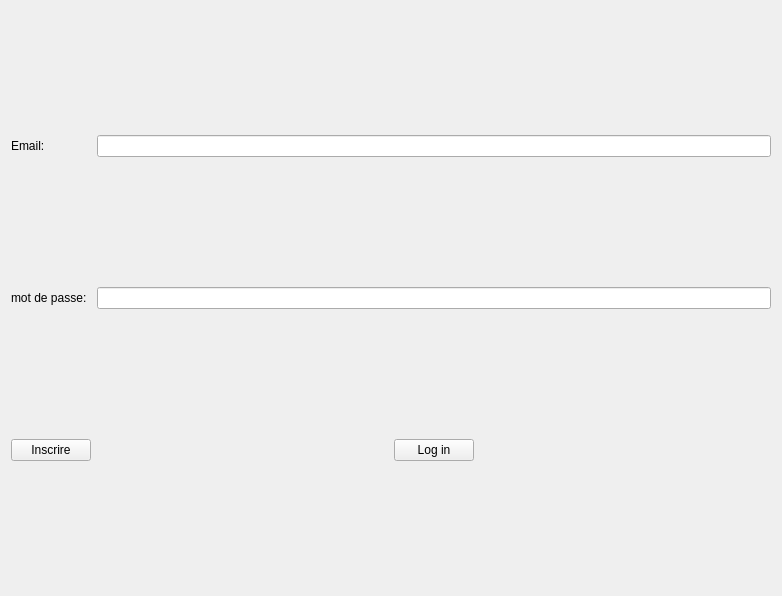
The window that IG/utilisateurIG/utilisateurPanel/connecterig.ui (4mbroise/goodBasket) describes before a commit, drawn with Qt 5.
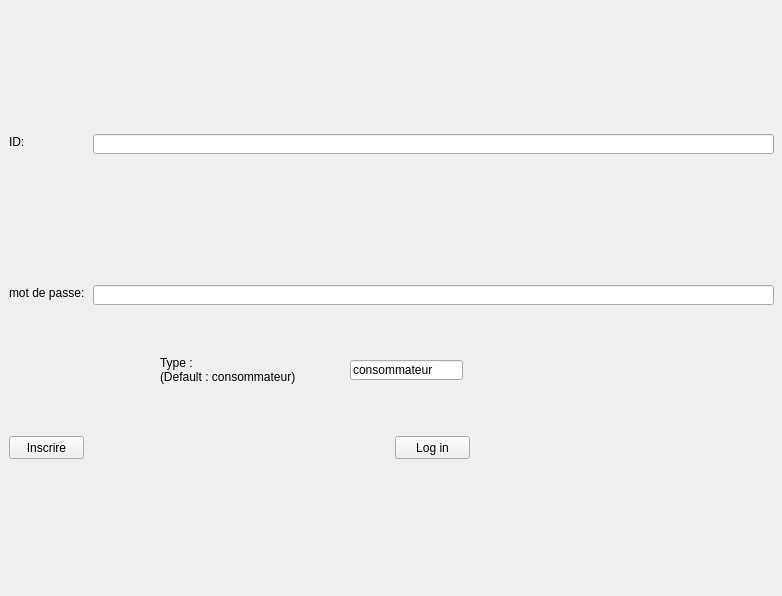
The same window after the commit.

What changed in the file:
```diff
--- a/IG/utilisateurIG/utilisateurPanel/connecterig.ui
+++ b/IG/utilisateurIG/utilisateurPanel/connecterig.ui
@@ -13,42 +13,104 @@
   <property name="windowTitle">
    <string>Form</string>
   </property>
-  <layout class="QGridLayout" name="gridLayout">
-   <item row="0" column="0">
-    <widget class="QLabel" name="EmailLabel">
+  <widget class="QLabel" name="Id">
+   <property name="geometry">
+    <rect>
+     <x>9</x>
+     <y>134</y>
+     <width>18</width>
+     <height>16</height>
+    </rect>
+   </property>
      <property name="text">
-      <string>Email:</string>
-     </property>
-    </widget>
-   </item>
-   <item row="0" column="1">
-    <widget class="QLineEdit" name="Email"/>
-   </item>
-   <item row="1" column="0">
+    <string>ID:</string>
+   </property>
+  </widget>
+  <widget class="QLineEdit" name="IDcode">
+   <property name="geometry">
+    <rect>
+     <x>93</x>
+     <y>134</y>
+     <width>681</width>
+     <height>20</height>
+    </rect>
+   </property>
+  </widget>
     <widget class="QLabel" name="PassLabel">
+   <property name="geometry">
+    <rect>
+     <x>9</x>
+     <y>285</y>
+     <width>78</width>
+     <height>16</height>
+    </rect>
+   </property>
      <property name="text">
       <string>mot de passe:</string>
      </property>
     </widget>
-   </item>
-   <item row="1" column="1">
-    <widget class="QLineEdit" name="Pass"/>
-   </item>
-   <item row="2" column="0">
+  <widget class="QLineEdit" name="Pass">
+   <property name="geometry">
+    <rect>
+     <x>93</x>
+     <y>285</y>
+     <width>681</width>
+     <height>20</height>
+    </rect>
+   </property>
+  </widget>
     <widget class="QPushButton" name="Inscrire">
+   <property name="geometry">
+    <rect>
+     <x>9</x>
+     <y>436</y>
+     <width>75</width>
+     <height>23</height>
+    </rect>
+   </property>
      <property name="text">
       <string>Inscrire</string>
      </property>
     </widget>
-   </item>
-   <item row="2" column="1" alignment="Qt::AlignHCenter">
     <widget class="QPushButton" name="Login">
+   <property name="geometry">
+    <rect>
+     <x>395</x>
+     <y>436</y>
+     <width>75</width>
+     <height>23</height>
+    </rect>
+   </property>
      <property name="text">
       <string>Log in</string>
      </property>
     </widget>
-   </item>
-  </layout>
+  <widget class="QLabel" name="Id_2">
+   <property name="geometry">
+    <rect>
+     <x>160</x>
+     <y>350</y>
+     <width>151</width>
+     <height>41</height>
+    </rect>
+   </property>
+   <property name="text">
+    <string>&lt;html&gt;&lt;head/&gt;&lt;body&gt;&lt;p&gt;Type :&lt;br/&gt;(Default : consommateur)&lt;/p&gt;&lt;/body&gt;&lt;/html&gt;</string>
+   </property>
+  </widget>
+  <widget class="QLineEdit" name="choix">
+   <property name="geometry">
+    <rect>
+     <x>350</x>
+     <y>360</y>
+     <width>113</width>
+     <height>20</height>
+    </rect>
+   </property>
+   <property name="text">
+    <string>consommateur</string>
+   </property>
+  </widget>
  </widget>
  <resources/>
  <connections/>
```
Lines whose indentation alone changed are shown as unchanged.
